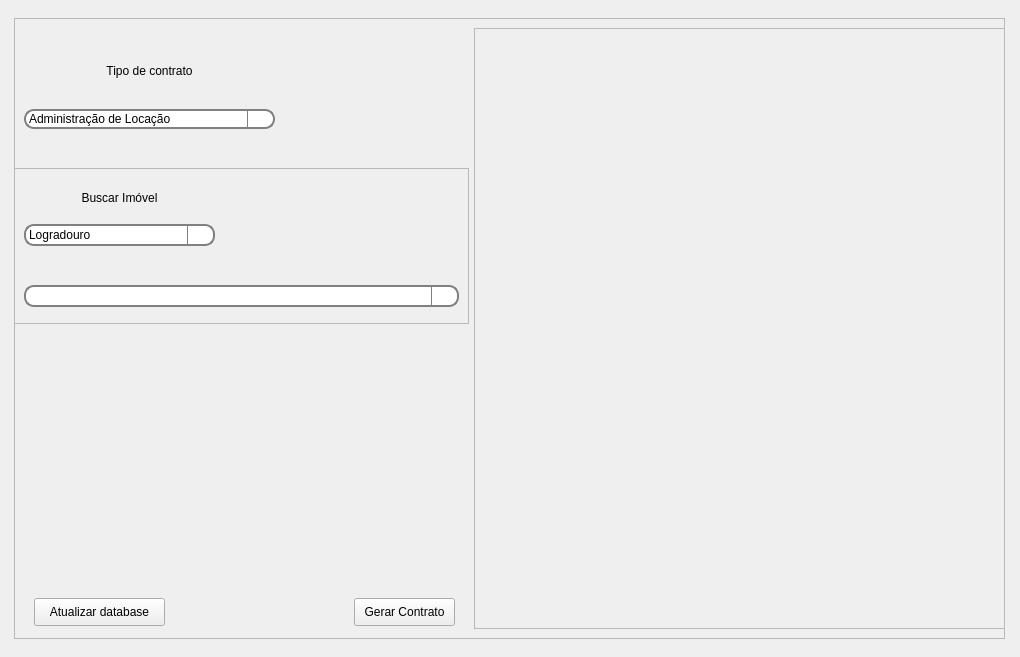
Qt form front/ui/Main.ui (tiagodsg1/gerador_contratos) before a commit.
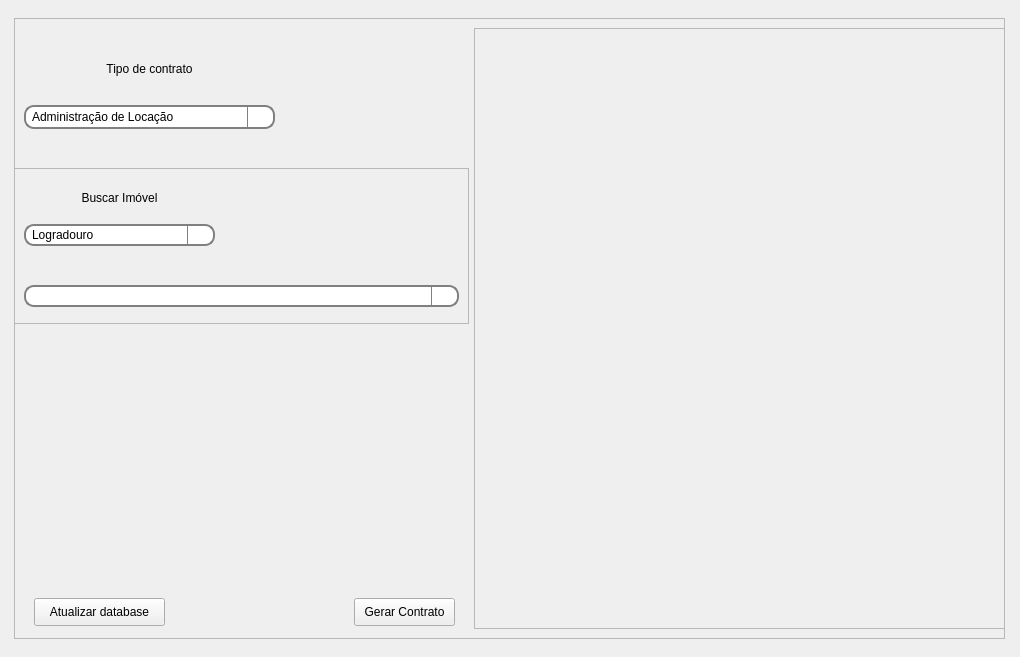
The same form after that commit. Icons and pictures are not drawn.

Commit message: Update Front; Padding de QComboBox

Diff of the .ui file:
```diff
--- a/front/ui/Main.ui
+++ b/front/ui/Main.ui
@@ -75,6 +75,9 @@
        <string notr="true">QComboBox{
 	border: 2px solid gray;
 	border-radius: 10px;
+	padding-left: 6px;
+	padding-bottom: 2px;
+	padding-top: 2px;
 }
 
 QComboBox::drop-down{
```
The commit also changes 6 other files.
